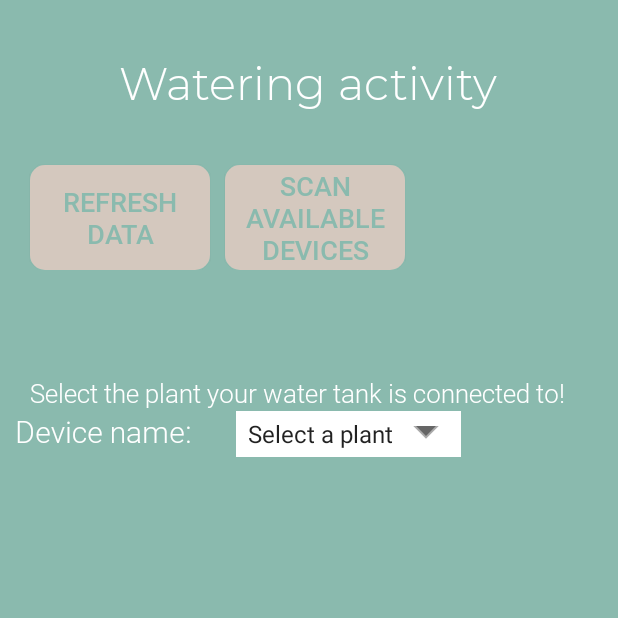
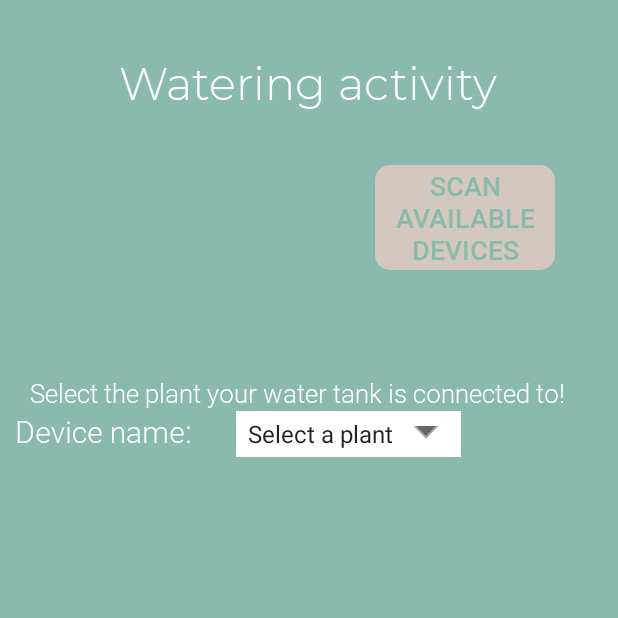
Before and after one commit to xellie4/PlantDiary, an Android app: the WaterPlantActivity screen opened directly, with no data from a screen before it, on a phone screen of 412 x 824 dp, the top half of it. Run offline under Robolectric (Android 15) with nearby library versions, the phone set to English and light mode, and no system bars; our stand-ins replace Firebase (no records; nobody signed in at launch, a user with empty details on screens opened directly).

Commit message:
clean code
clean code

```diff
--- a/app/src/main/java/chs/plantdiary/RefreshDataTask.java
+++ b/app/src/main/java/chs/plantdiary/RefreshDataTask.java
@@ -45,7 +45,6 @@ class RefreshDataTask extends AsyncTask<Void, Void, List<String>> {
             Context context = mContextRef.get();
 
             if (context != null) {
-                /* Looping IP addresses starting with prefix */
 
                 InetAddress address = InetAddress.getByName(ipAddress);
                 boolean reachable = true;//address.isReachable(10);
@@ -53,6 +52,7 @@ class RefreshDataTask extends AsyncTask<Void, Void, List<String>> {
                 String name = address.getHostName();
 
                 Socket socket = new Socket();
+
                 /* If the IP is reachable, it means the node exists on the network */
                 if (reachable) {
                     /* Handshake */
--- a/app/src/main/java/chs/plantdiary/WaterPlantActivity.java
+++ b/app/src/main/java/chs/plantdiary/WaterPlantActivity.java
@@ -115,7 +115,7 @@ public class WaterPlantActivity extends AppCompatActivity implements AsyncRespon
     private TextView soilData;
 
     private Button scanDevicesButton;
-    private Button refreshButton;
+    private Button cancelRefreshButton;
 
     static List<String> devices;
     private List<String> moistureLevelDevices;
@@ -151,7 +151,6 @@ public class WaterPlantActivity extends AppCompatActivity implements AsyncRespon
         soilData = findViewById(R.id.soilData);
 
         scanDevicesButton = (Button) findViewById(R.id.scan_devices_button);
-        refreshButton = (Button) findViewById(R.id.refresh_button);
 
         mPlantNames = new ArrayList<String>(); //store all plant name
         mPlantWateredDates = new ArrayList<String>(); //store all plant data
@@ -274,14 +273,7 @@ public class WaterPlantActivity extends AppCompatActivity implements AsyncRespon
             }
         });
 
-        //actualizare date ce sunt trimise de raspi
-        refreshButton.setOnClickListener(new View.OnClickListener() {
-            @Override
-            public void onClick(View v) {
-                //refreshData();
 
-            }
-        });
     }
 
     void onPositionReadAndSetValues(int position){
@@ -381,6 +373,7 @@ public class WaterPlantActivity extends AppCompatActivity implements AsyncRespon
         NetworkSniffTask nst = new NetworkSniffTask(getApplicationContext());
         nst.delegate = this;
         nst.execute();
+
     }
 
     @RequiresApi(api = Build.VERSION_CODES.M)
@@ -392,6 +385,7 @@ public class WaterPlantActivity extends AppCompatActivity implements AsyncRespon
         RefreshDataTask refreshTask = new RefreshDataTask(getApplicationContext());
         refreshTask.delegate = this;
         refreshTask.execute();
+
     }
 
     @RequiresApi(api = Build.VERSION_CODES.M)
@@ -524,6 +518,7 @@ public class WaterPlantActivity extends AppCompatActivity implements AsyncRespon
             ipAddressTv.setText("No device connected");
         } else {
             // debug purpose
+            // debug purpose
             for (String s : devices) {
                 Log.i("DEVICES", "device trimmed: " + s);
             }
@@ -563,15 +558,13 @@ public class WaterPlantActivity extends AppCompatActivity implements AsyncRespon
 
             onPositionReadAndSetValues(pos);
 
-            //Log.i("POS", "position after all the shit " + pos);
-            //Log.d("", "info");
             Handler handler = new Handler();
             Runnable r=new Runnable() {
                 public void run() {
                     refreshDataAsync();
                 }
             };
-            handler.postDelayed(r, 10000);
+            handler.postDelayed(r, 5000);
         }
     }
 
--- a/app/src/main/res/layout/activity_waterplants.xml
+++ b/app/src/main/res/layout/activity_waterplants.xml
@@ -31,26 +31,11 @@
         android:orientation="vertical">
 
         <Button
-            android:id="@+id/refresh_button"
-            android:layout_width="120dp"
-            android:layout_height="70dp"
-            android:layout_marginStart="20dp"
-            android:layout_marginTop="10dp"
-            android:background="@drawable/custom_button2"
-            android:elevation="4dp"
-            android:fontFamily="@font/robotomedium"
-            android:gravity="center"
-            android:text="Refresh data"
-            android:textColor="@color/teal3"
-            android:textSize="18sp" />
-
-        <Button
             android:id="@+id/scan_devices_button"
             android:layout_width="120dp"
             android:layout_height="70dp"
-            android:layout_marginStart="10dp"
+            android:layout_marginStart="250dp"
             android:layout_marginTop="10dp"
-            android:layout_toEndOf="@+id/refresh_button"
             android:background="@drawable/custom_button2"
             android:elevation="4dp"
             android:fontFamily="@font/robotomedium"
```
Also changed, not shown: app/src/main/java/chs/plantdiary/NetworkSniffTask.java (+4 -3 lines), app/src/main/java/chs/plantdiary/RegisterActivity.java (+3 -6 lines).
